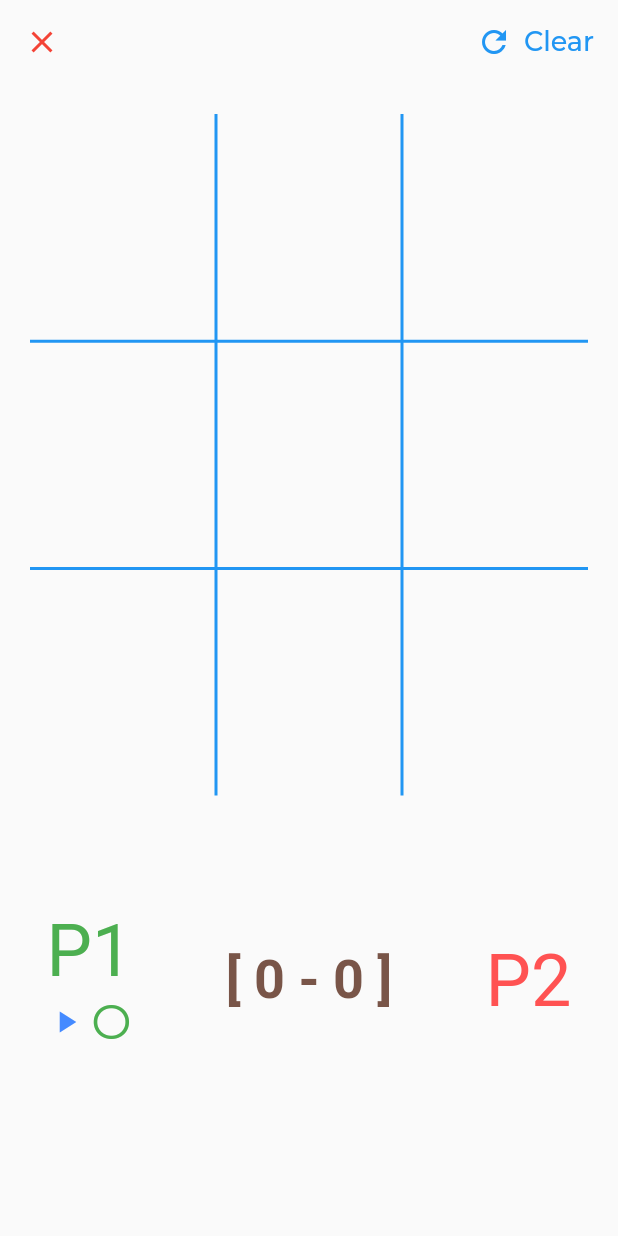
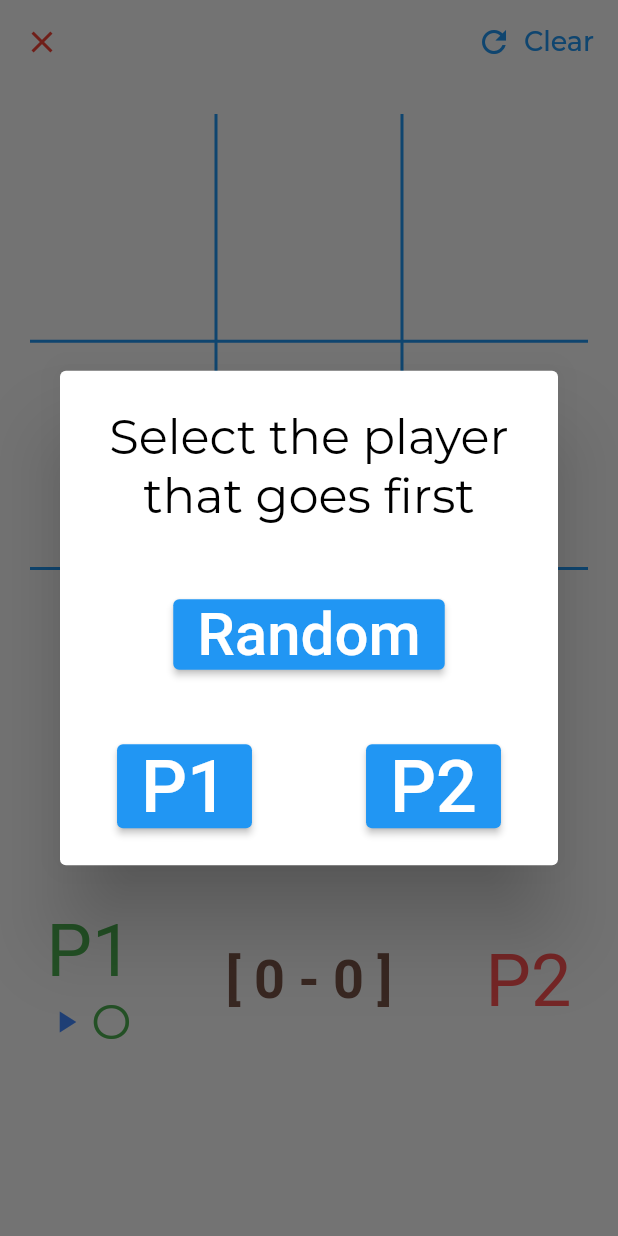
Before and after one commit to vitthal-inani/tictac, a Flutter app: the GameScreen screen opened directly, after a tap on "Clear", on a phone screen of 412 x 824 dp. Run offline on Flutter 3.47's test engine with Material 2 defaults, Android fonts, the phone set to English and light mode, and no system bars; our stand-ins replace get, google_fonts.

Commit message:
Local Completed

```diff
--- a/lib/Models/LocalGame.dart
+++ b/lib/Models/LocalGame.dart
@@ -8,18 +8,22 @@ class LocalGame extends GetxController {
     ["", "", ""],
     ["", "", ""]
   ];
-  int cntr=0;
+  int cntr = 0;
   Wins winstate = Wins.ONGOING;
-  int p1score=0;
-  int p2score=0;
+  int p1score = 0;
+  int p2score = 0;
 
-  void clear(){
+  void clear(String player) {
     board = [
       ["", "", ""],
       ["", "", ""],
       ["", "", ""]
     ];
-    cntr = 0;
+    cntr = (player == "P1")
+        ? 0
+        : (player == "P2")
+            ? 1
+            : Random().nextInt(10) % 2;
     winstate = Wins.ONGOING;
   }
 }
--- a/lib/Screens/GameScreen.dart
+++ b/lib/Screens/GameScreen.dart
@@ -36,8 +36,60 @@ class _GameScreenState extends State<GameScreen> {
             style: ElevatedButton.styleFrom(
                 elevation: 0, primary: Colors.transparent),
             onPressed: () {
-              setState(() {
-                local.clear();
+              showDialog(
+                  context: context,
+                  builder: (context) {
+                    return Dialog(
+                      child: SizedBox(
+                        height: _size.height * 0.4,
+                        child: Column(
+                          mainAxisAlignment: MainAxisAlignment.spaceAround,
+                          children: [
+                            Wrap(children: [
+                              Text(
+                                "Select the player that goes first",
+                                style: GoogleFonts.montserrat(
+                                    fontSize: 32, color: Colors.black),
+                                textAlign: TextAlign.center,
+                              ),
+                            ]),
+                            ElevatedButton(
+                              onPressed: () => Navigator.pop(context, "Random"),
+                              child: Text(
+                                "Random",
+                                style: GoogleFonts.bowlbyOne(
+                                    fontSize: 40, color: Colors.white),
+                              ),
+                            ),
+                            Row(
+                              mainAxisAlignment: MainAxisAlignment.spaceAround,
+                              children: [
+                                ElevatedButton(
+                                  onPressed: () => Navigator.pop(context, "P1"),
+                                  child: Text(
+                                    "P1",
+                                    style: GoogleFonts.bowlbyOne(
+                                        fontSize: 48, color: Colors.white),
+                                  ),
+                                ),
+                                ElevatedButton(
+                                  onPressed: () => Navigator.pop(context, "P2"),
+                                  child: Text(
+                                    "P2",
+                                    style: GoogleFonts.bowlbyOne(
+                                        fontSize: 48, color: Colors.white),
+                                  ),
+                                )
+                              ],
+                            )
+                          ],
+                        ),
+                      ),
+                    );
+                  }).then((value) {
+                setState(() {
+                  local.clear(value);
+                });
               });
             },
             icon: Icon(
```
